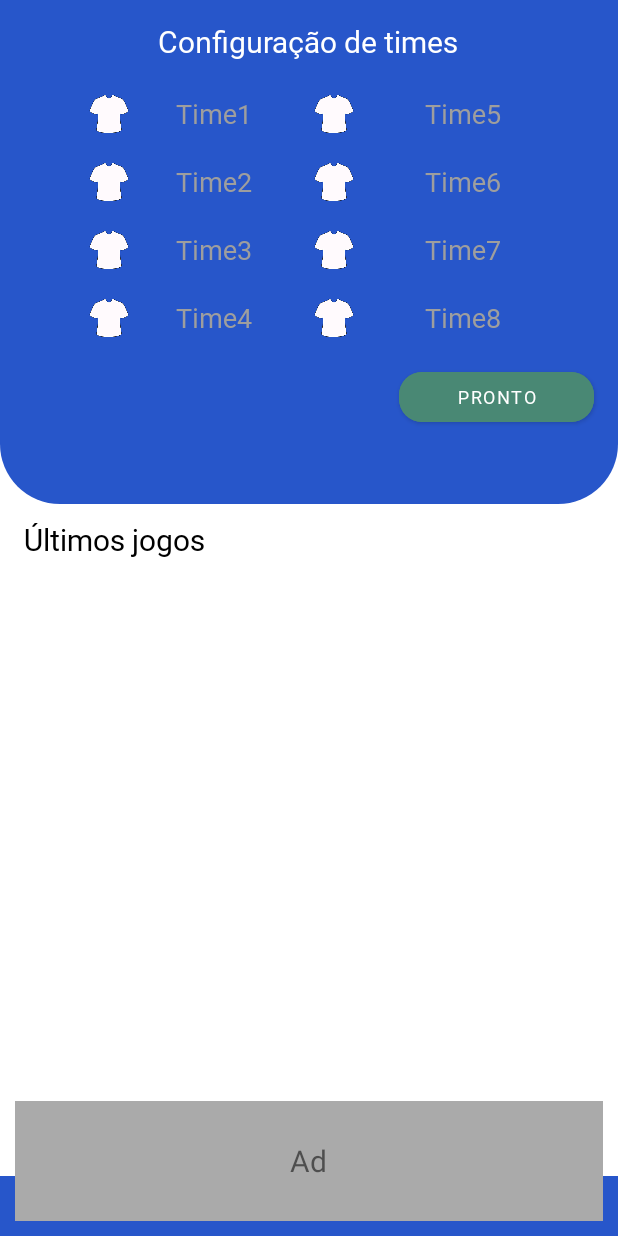
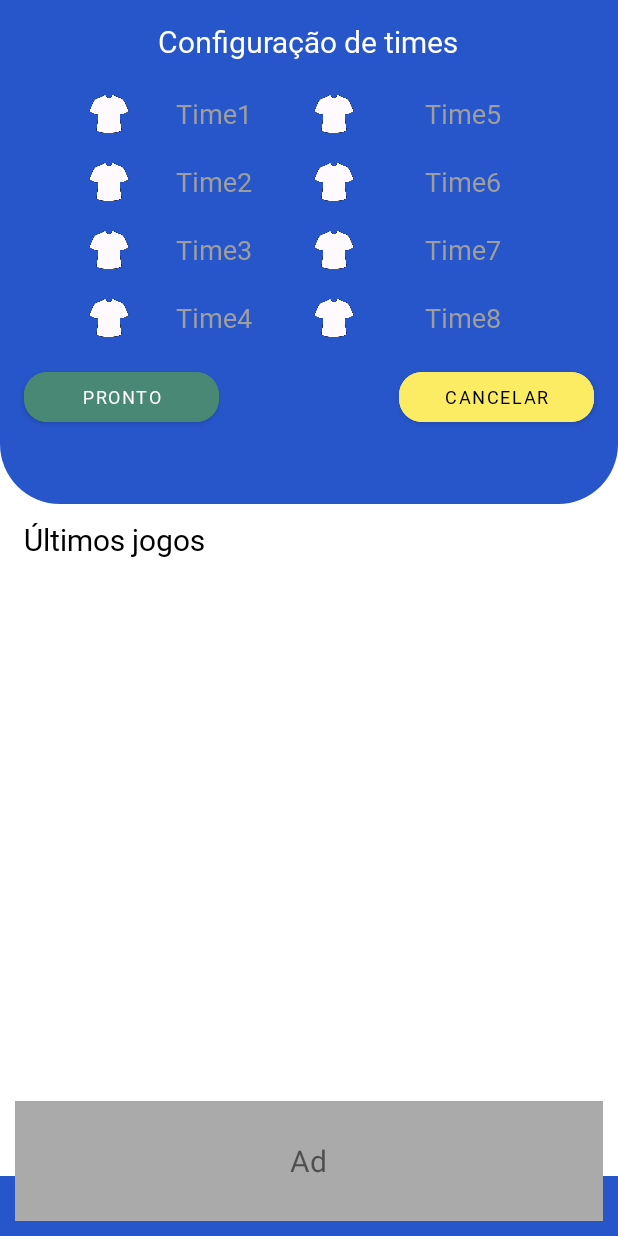
Before and after one commit to samirmaciel/FutStreet-app, an Android app: the TournamentSelectFragment screen opened through its navigation route, on a phone screen of 412 x 824 dp. Run offline under Robolectric (Android 15) with nearby library versions, the phone set to English and light mode, and no system bars.

```diff
--- a/app/src/main/java/com/samirmaciel/futstreet/modules/MainActivity.kt
+++ b/app/src/main/java/com/samirmaciel/futstreet/modules/MainActivity.kt
@@ -8,29 +8,26 @@ import android.content.IntentFilter
 import androidx.appcompat.app.AppCompatActivity
 import android.os.Bundle
 import android.os.Handler
-import android.util.Log
-import androidx.navigation.ActionOnlyNavDirections
 import androidx.navigation.NavController
 import androidx.navigation.NavDestination
 import androidx.navigation.findNavController
 import com.samirmaciel.futstreet.R
 import com.samirmaciel.futstreet.databinding.ActivityMainBinding
+import com.samirmaciel.futstreet.shared.const.GOT_TO_LASTMATCHES_PAGE
+import com.samirmaciel.futstreet.shared.const.GO_TO_TOURNAMENET_PAGE
 
 class MainActivity : AppCompatActivity() {
 
     private var _binding : ActivityMainBinding? = null
     private val binding : ActivityMainBinding get() = _binding!!
 
-    companion object {
-        const val ACTION_TO_TORUNAMENT = "ACTION_TO_TOURNAMENT"
-    }
-
     override fun onCreate(savedInstanceState: Bundle?) {
         super.onCreate(savedInstanceState)
         _binding = ActivityMainBinding.inflate(layoutInflater)
         setContentView(binding.root)
 
-        registerReceiver(receiverBroadcast, IntentFilter(ACTION_TO_TORUNAMENT))
+        registerReceiver(receiverToTournamentPage, IntentFilter(GO_TO_TOURNAMENET_PAGE))
+        registerReceiver(receiverToLastMatchesPage, IntentFilter(GOT_TO_LASTMATCHES_PAGE))
 
         findNavController(R.id.topFragment).addOnDestinationChangedListener(object : NavController.OnDestinationChangedListener{
             @SuppressLint("ResourceType")
@@ -51,11 +48,16 @@ class MainActivity : AppCompatActivity() {
         }, 2000)
     }
 
-    private val receiverBroadcast : BroadcastReceiver = object : BroadcastReceiver(){
+    private val receiverToTournamentPage : BroadcastReceiver = object : BroadcastReceiver(){
         override fun onReceive(context: Context, intent: Intent) {
             findNavController(R.id.bottomFragment).navigate(R.id.action_lastGamesFragment_to_tournamentFragment)
         }
+    }
 
+    private val receiverToLastMatchesPage : BroadcastReceiver = object : BroadcastReceiver(){
+        override fun onReceive(context: Context, intent: Intent) {
+            findNavController(R.id.bottomFragment).navigate(R.id.action_tournamentFragment_to_lastGamesFragment)
+        }
     }
 
     override fun onDestroy() {
--- a/app/src/main/java/com/samirmaciel/futstreet/modules/home/HomeFragment.kt
+++ b/app/src/main/java/com/samirmaciel/futstreet/modules/home/HomeFragment.kt
@@ -6,12 +6,9 @@ import android.util.Log
 import android.view.View
 import androidx.fragment.app.Fragment
 import androidx.fragment.app.activityViewModels
-import androidx.navigation.Navigation
-import androidx.navigation.findNavController
 import androidx.navigation.fragment.findNavController
 import com.samirmaciel.futstreet.R
 import com.samirmaciel.futstreet.databinding.FragmentHomeBinding
-import com.samirmaciel.futstreet.modules.MainActivity
 import com.samirmaciel.futstreet.shared.adapter.SlideDescriptionPager
 import java.util.*
 
@@ -37,8 +34,6 @@ class HomeFragment : Fragment(R.layout.fragment_home) {
             findNavController().navigate(R.id.action_homeFragment_to_gameSettingFragment) }
         binding.buttonChampionship.setOnClickListener{
             findNavController().navigate(R.id.action_homeFragment_to_tournamentSelectFragment)
-            val intent = Intent(MainActivity.ACTION_TO_TORUNAMENT)
-            requireActivity().sendBroadcast(intent)
         }
     }
 
--- a/app/src/main/java/com/samirmaciel/futstreet/modules/tournamentSelect/TournamentSelectFragment.kt
+++ b/app/src/main/java/com/samirmaciel/futstreet/modules/tournamentSelect/TournamentSelectFragment.kt
@@ -1,20 +1,45 @@
 package com.samirmaciel.futstreet.modules.tournamentSelect
 
+import android.app.AlertDialog
+import android.content.Intent
 import android.os.Bundle
 import android.view.View
 import androidx.fragment.app.Fragment
+import androidx.navigation.fragment.findNavController
 import com.samirmaciel.futstreet.R
-import com.samirmaciel.futstreet.databinding.FragmentTournamentBinding
+import com.samirmaciel.futstreet.databinding.FragmentTournamentselectBinding
+import com.samirmaciel.futstreet.shared.const.GOT_TO_LASTMATCHES_PAGE
+import com.samirmaciel.futstreet.shared.const.GO_TO_TOURNAMENET_PAGE
+
 
 class TournamentSelectFragment : Fragment(R.layout.fragment_tournamentselect) {
 
-    private var _binding : FragmentTournamentBinding? = null
-    private val binding : FragmentTournamentBinding get() = _binding!!
+    private var _binding : FragmentTournamentselectBinding? = null
+    private val binding : FragmentTournamentselectBinding get() = _binding!!
 
     override fun onViewCreated(view: View, savedInstanceState: Bundle?) {
         super.onViewCreated(view, savedInstanceState)
-        _binding = FragmentTournamentBinding.bind(view)
+        _binding = FragmentTournamentselectBinding.bind(view)
 
+    }
+
+    override fun onResume() {
+        super.onResume()
+
+        binding.buttonCancelTournament.setOnClickListener{
+            val alert = AlertDialog.Builder(requireContext()).apply {
+                setTitle(resources.getText(R.string.text_ask_cancel_tournament))
+                setPositiveButton(resources.getText(R.string.yes)){
+                    _, _, -> findNavController().navigate(R.id.action_tournamentSelectFragment_to_homeFragment)
+                }
+                setNegativeButton(resources.getText(R.string.no), null)
+            }.create().show()
+        }
+
+        binding.buttonReadyTournament.setOnClickListener{
+            val intent = Intent(GO_TO_TOURNAMENET_PAGE)
+            requireActivity().sendBroadcast(intent)
+        }
     }
 
     override fun onDestroy() {
--- /dev/null
+++ b/app/src/main/java/com/samirmaciel/futstreet/shared/const/pages.kt
@@ -0,0 +1,8 @@
+package com.samirmaciel.futstreet.shared.const
+
+
+
+
+
+const val GO_TO_TOURNAMENET_PAGE = "GO_TO_TOURNAMENET_PAGE"
+const val GOT_TO_LASTMATCHES_PAGE = "GOT_TO_LASTMATCHES_PAGE"
--- a/app/src/main/res/layout/fragment_tournamentselect.xml
+++ b/app/src/main/res/layout/fragment_tournamentselect.xml
@@ -159,12 +159,24 @@
     <com.google.android.material.button.MaterialButton
         android:id="@+id/buttonReadyTournament"
         style="@style/button_menu"
-        android:layout_marginEnd="16dp"
+        android:layout_marginTop="10dp"
         android:backgroundTint="@color/green"
         android:text="@string/Ready"
         android:textColor="@color/white"
+        app:cornerRadius="15dp"
+        android:layout_marginStart="16dp"
+        app:layout_constraintStart_toStartOf="parent"
+        app:layout_constraintTop_toBottomOf="@id/linearLayout4" />
+
+    <com.google.android.material.button.MaterialButton
+        android:id="@+id/buttonCancelTournament"
+        style="@style/button_menu"
         android:layout_marginTop="10dp"
+        android:backgroundTint="@color/yellow"
+        android:text="@string/Cancel"
+        android:textColor="@color/black"
         app:cornerRadius="15dp"
+        android:layout_marginEnd="16dp"
         app:layout_constraintEnd_toEndOf="parent"
         app:layout_constraintTop_toBottomOf="@id/linearLayout4" />
 
--- a/app/src/main/res/navigation/topnavigation.xml
+++ b/app/src/main/res/navigation/topnavigation.xml
@@ -57,5 +57,11 @@
         android:id="@+id/tournamentSelectFragment"
         android:name="com.samirmaciel.futstreet.modules.tournamentSelect.TournamentSelectFragment"
         android:label="@string/title_tournament_select"
-        tools:layout="@layout/fragment_tournamentselect" />
+        tools:layout="@layout/fragment_tournamentselect" >
+        <action
+            android:id="@+id/action_tournamentSelectFragment_to_homeFragment"
+            app:destination="@id/homeFragment"
+            app:enterAnim="@anim/enter_animation_inverted"
+            app:exitAnim="@anim/exit_animation_inverted"/>
+    </fragment>
 </navigation>
--- a/app/src/main/res/values/strings.xml
+++ b/app/src/main/res/values/strings.xml
@@ -41,6 +41,7 @@
     <string name="yes">Sim</string>
     <string name="no">Não</string>
     <string name="text_ask_cancel_game">Deseja cancelar o jogo?</string>
+    <string name="text_ask_cancel_tournament">Deseja cancelar o torneio?</string>
     <string name="text_add_gol">Marcar gol para </string>
 
     //UI buttons text
```
